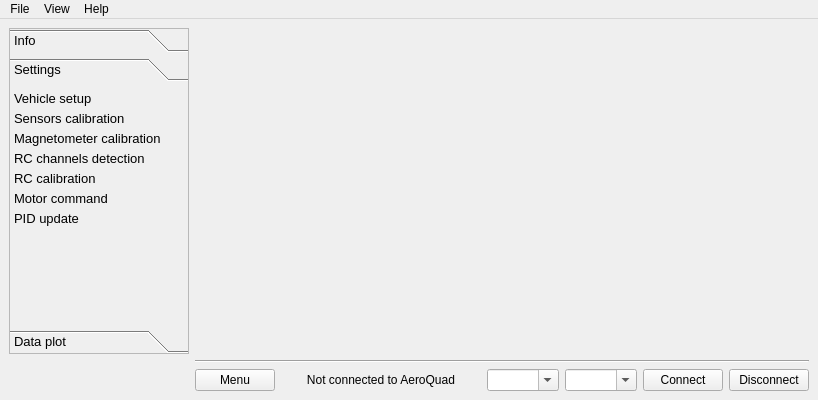
Qt form ui/MainWindow.ui (AeroQuad/AeroQuadConfiguratorPyQt) before a commit.
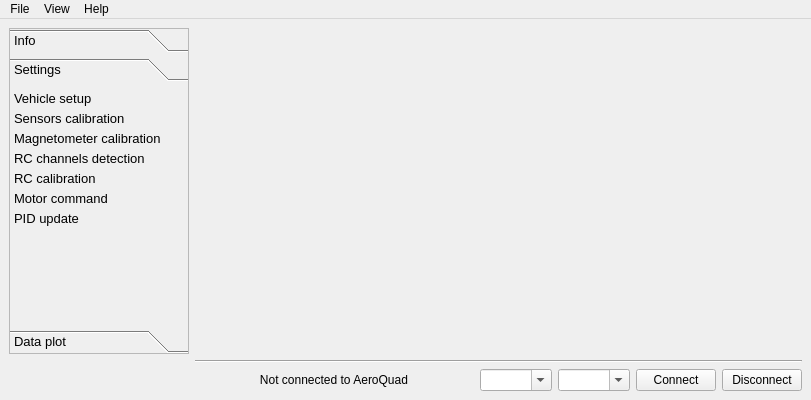
The same form after that commit. The open tabs and pages were chosen to show the change. Icons and pictures are not drawn.

Patch:
```diff
--- a/ui/MainWindow.ui
+++ b/ui/MainWindow.ui
@@ -6,7 +6,7 @@
    <rect>
     <x>0</x>
     <y>0</y>
-    <width>810</width>
+    <width>811</width>
     <height>400</height>
    </rect>
   </property>
@@ -21,13 +21,6 @@
    <layout class="QGridLayout" name="gridLayout">
     <item row="2" column="1">
      <layout class="QHBoxLayout" name="horizontalLayout">
-      <item>
-       <widget class="QPushButton" name="buttonMenu">
-        <property name="text">
-         <string>Menu</string>
-        </property>
-       </widget>
-      </item>
       <item>
        <spacer name="horizontalSpacer_2">
         <property name="orientation">
@@ -958,7 +951,7 @@
     <rect>
      <x>0</x>
      <y>0</y>
-     <width>810</width>
+     <width>811</width>
      <height>21</height>
     </rect>
    </property>
```
Left out of the diff: 10 changed lines with no effect on the pictures.
